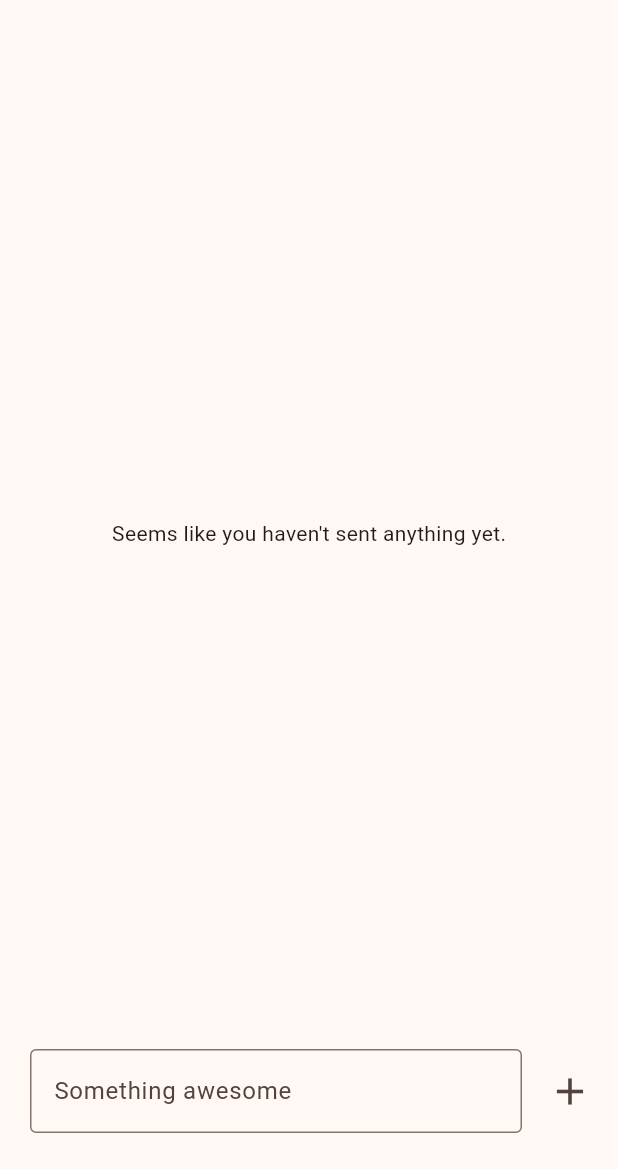
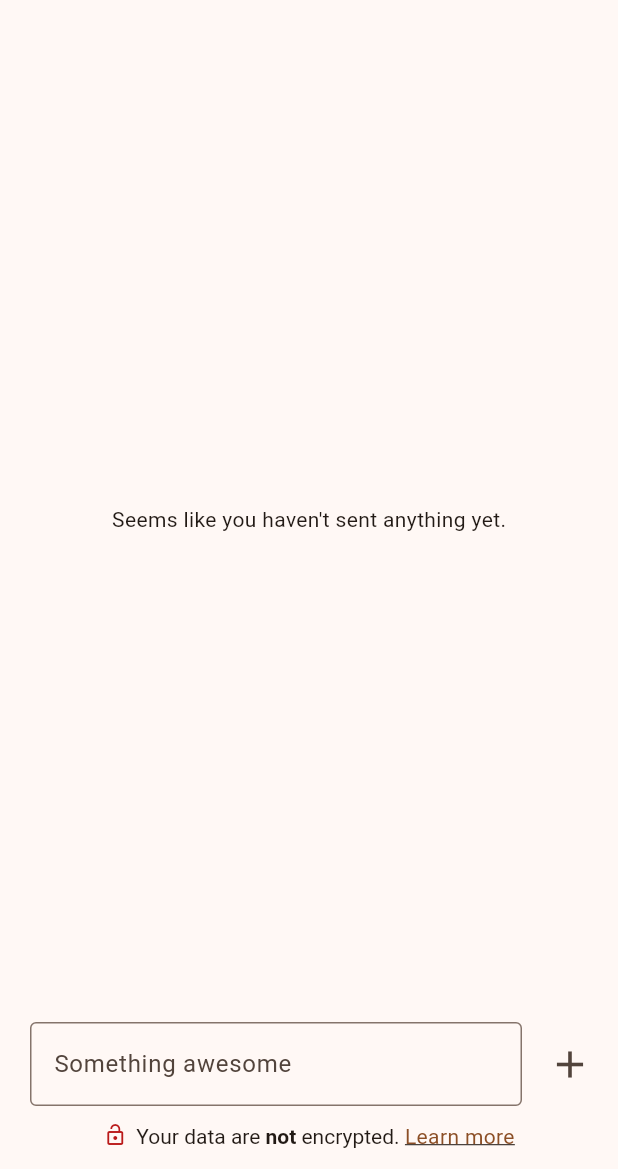
Before and after one commit to ksyro98/passaround, a Flutter app: the ShareScreen screen opened directly, on a phone screen of 412 x 824 dp, the part 67-1236 px from its top. Run offline on Flutter 3.47's test engine with Material 3 defaults, Android fonts, the phone set to English and light mode, and no system bars; drawn by our look-alikes of dynamic_color; our stand-ins replace cloud_firestore, equatable, file_picker, firebase_auth, firebase_core, firebase_storage and 4 more; missing offline and left inert: dart:html, super_clipboard, super_drag_and_drop; accounts and stored records are empty; generated files the repository leaves out were written again.

Commit message:
Added a warning about data encryption

```diff
--- a/lib/features/info/faq/faq_screen.dart
+++ b/lib/features/info/faq/faq_screen.dart
@@ -3,10 +3,12 @@ import 'package:passaround/features/info/faq/faq.dart';
 import 'package:passaround/features/info/info_container.dart';
 
 class FaqScreen extends StatelessWidget {
-  const FaqScreen({super.key});
+  final List<int> expandedQuestions;
+
+  const FaqScreen({super.key, required this.expandedQuestions});
 
   @override
   Widget build(BuildContext context) {
-    return const InfoContainer(child: Faq());
+    return InfoContainer(child: Faq(expandedQuestions: expandedQuestions));
   }
 }
--- a/lib/features/info/onboarding/screens/third_onboarding_screen.dart
+++ b/lib/features/info/onboarding/screens/third_onboarding_screen.dart
@@ -1,5 +1,5 @@
 import 'package:flutter/material.dart';
-import 'package:passaround/features/info/onboarding/screens/widgets/learn_more_text.dart';
+import 'package:passaround/widgets/learn_more_text.dart';
 import 'package:passaround/features/info/onboarding/screens/widgets/onboarding_card.dart';
 import 'package:passaround/features/info/onboarding/screens/widgets/onboarding_icon.dart';
 
@@ -34,8 +34,8 @@ class ThirdOnboardingScreen extends StatelessWidget {
                 number: 3,
                 direction: OnboardingCardDirection.left,
               ),
-              SizedBox(height: 4),
-              LearnMoreText(),
+              SizedBox(height: 8),
+              LearnMoreText(fontSize: 16),
             ],
           ),
           OnboardingIcon(
--- a/lib/features/share/ui/input/adaptive_screens/small_screen.dart
+++ b/lib/features/share/ui/input/adaptive_screens/small_screen.dart
@@ -35,7 +35,7 @@ class _SmallScreenShareInputFieldState extends State<SmallScreenShareInputField>
   @override
   Widget build(BuildContext context) {
     return Padding(
-      padding: const EdgeInsets.fromLTRB(20, 0, 8, 24),
+      padding: const EdgeInsets.fromLTRB(20, 0, 8, 42),
       child: Row(
         children: [
           Expanded(
--- a/lib/features/share/ui/share_screen.dart
+++ b/lib/features/share/ui/share_screen.dart
@@ -9,6 +9,7 @@ import 'package:passaround/navigation/utils/functions.dart';
 
 import '../../../entities/pa_user.dart';
 import '../../../utils/form_factors_utils.dart';
+import '../../../widgets/learn_more_text.dart';
 import '../../../widgets/simple_snack_bar.dart';
 
 class ShareScreen extends StatefulWidget {
@@ -44,7 +45,18 @@ class _ShareScreenState extends State<ShareScreen> {
               }
             },
             builder: (BuildContext context, ShareState state) {
-              return isMobile ? _getSmallScreen(state) : _getLargeScreen(state);
+              return Stack(
+                children: <Widget>[
+                  isMobile ? _getSmallScreen(state) : _getLargeScreen(state),
+                  Align(
+                    alignment: AlignmentDirectional.bottomCenter,
+                    child: Padding(
+                      padding: const EdgeInsets.only(bottom: 12),
+                      child: _getEncryptionWarning(),
+                    ),
+                  ),
+                ],
+              );
             },
           ),
         );
@@ -77,4 +89,29 @@ class _ShareScreenState extends State<ShareScreen> {
       ],
     );
   }
+
+  Widget _getEncryptionWarning() {
+    return Row(
+      mainAxisAlignment: MainAxisAlignment.center,
+      crossAxisAlignment: CrossAxisAlignment.center,
+      children: [
+        Padding(
+          padding: const EdgeInsets.only(bottom: 1),
+          child: Icon(Icons.lock_open, size: 16, color: Theme.of(context).colorScheme.error),
+        ),
+        const SizedBox(width: 6),
+        RichText(
+          text: TextSpan(
+            style: TextStyle(color: Theme.of(context).colorScheme.onSurface),
+            children: const [
+              TextSpan(text: "Your data are "),
+              TextSpan(text: "not", style: TextStyle(fontWeight: FontWeight.bold)),
+              TextSpan(text: " encrypted. "),
+            ],
+          ),
+        ),
+        const LearnMoreText(),
+      ],
+    );
+  }
 }
--- a/lib/navigation/info/faq_go_route.dart
+++ b/lib/navigation/info/faq_go_route.dart
@@ -1,11 +1,20 @@
 import 'package:go_router/go_router.dart';
 import 'package:passaround/features/info/faq/faq_screen.dart';
 import 'package:passaround/navigation/navigation_base.dart';
+import 'package:passaround/utils/logger.dart';
 
 class FaqGoRoute implements NavigationBase<GoRoute> {
   static const String name = 'faq';
   static const String path = '/faq';
 
   @override
-  GoRoute get() => GoRoute(name: name, path: path, builder: (context, state) => const FaqScreen());
+  GoRoute get() => GoRoute(
+        name: name,
+        path: path,
+        builder: (context, state) {
+          Logger.lPrint(state.pathParameters);
+          final expandedQs = state.uri.queryParameters["expanded"]?.split("_").map((e) => int.parse(e)).toList() ?? [];
+          return FaqScreen(expandedQuestions: expandedQs);
+        },
+      );
 }
--- /dev/null
+++ b/lib/widgets/learn_more_text.dart
@@ -0,0 +1,37 @@
+import 'package:flutter/material.dart';
+import 'package:go_router/go_router.dart';
+import 'package:passaround/navigation/info/faq_go_route.dart';
+
+class LearnMoreText extends StatelessWidget {
+  final double? fontSize;
+
+  const LearnMoreText({super.key, this.fontSize});
+
+  @override
+  Widget build(BuildContext context) {
+    return MouseRegion(
+      cursor: SystemMouseCursors.click,
+      child: GestureDetector(
+        onTap: () => _launchFaqScreen(context),
+        child: Text(
+          "Learn more",
+          style: TextStyle(
+            color: Theme.of(context).colorScheme.primary,
+            fontSize: fontSize,
+            decoration: TextDecoration.underline,
+          ),
+        ),
+      ),
+    );
+  }
+
+  Future<void> _launchFaqScreen(BuildContext context) async {
+    // TODO change that when the new domain is used
+    // const String faqUrl = "https://passaround-tcu.web.app/faq?expanded=5";
+    // final Uri uri = Uri.parse(faqUrl);
+    // if(await canLaunchUrl(uri)) {
+    //   launchUrl(uri);
+    // }
+    GoRouter.of(context).pushNamed(FaqGoRoute.name, queryParameters: {"expanded": "5"});
+  }
+}
```
Also changed, not shown: lib/features/info/faq/faq.dart (+21 -3 lines), lib/features/info/onboarding/screens/widgets/learn_more_text.dart (deleted, +0 -31 lines).
